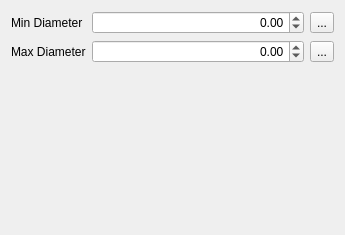
Above: src/Mod/CAM/Gui/Resources/panels/PageDiametersEdit.ui from southseact-3d/fcd before the change. Below: the same form after it.
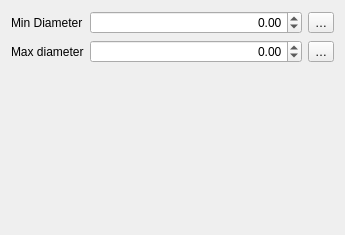
That is the form after the change. Icons and pictures are not drawn. Custom widgets are drawn as their Qt base class.

Patch:
```diff
--- a/src/Mod/CAM/Gui/Resources/panels/PageDiametersEdit.ui
+++ b/src/Mod/CAM/Gui/Resources/panels/PageDiametersEdit.ui
@@ -43,7 +43,7 @@
       <string>Transfer the Z value of the selected feature as the Start Depth for the operation.</string>
      </property>
      <property name="text">
-      <string notr="true">...</string>
+      <string notr="true">…</string>
      </property>
      <property name="icon">
       <iconset resource="../../../../../Gui/Icons/resource.qrc">
@@ -54,7 +54,7 @@
    <item row="1" column="0">
     <widget class="QLabel" name="finalDepthLabel">
      <property name="text">
-      <string>Max Diameter</string>
+      <string>Max diameter</string>
      </property>
     </widget>
    </item>
@@ -80,7 +80,7 @@
       <string>Transfer the Z value of the selected feature as the Final Depth for the operation.</string>
      </property>
      <property name="text">
-      <string notr="true">...</string>
+      <string notr="true">…</string>
      </property>
      <property name="icon">
       <iconset resource="../../../../../Gui/Icons/resource.qrc">
```
Left out of the diff: 6 changed lines with no effect on the pictures.
